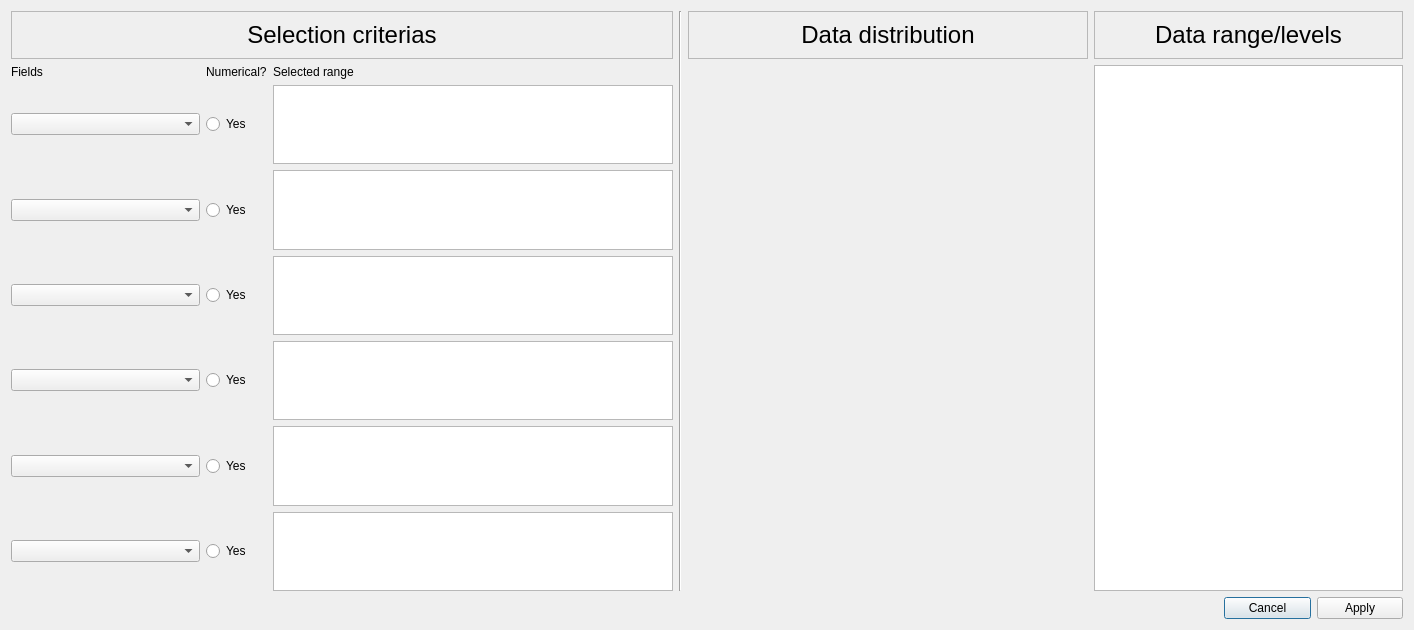
First picture: the form in AdvanceSelectiondialog.ui, repository WilsonImmunologyLab/VGenes, before the edit.
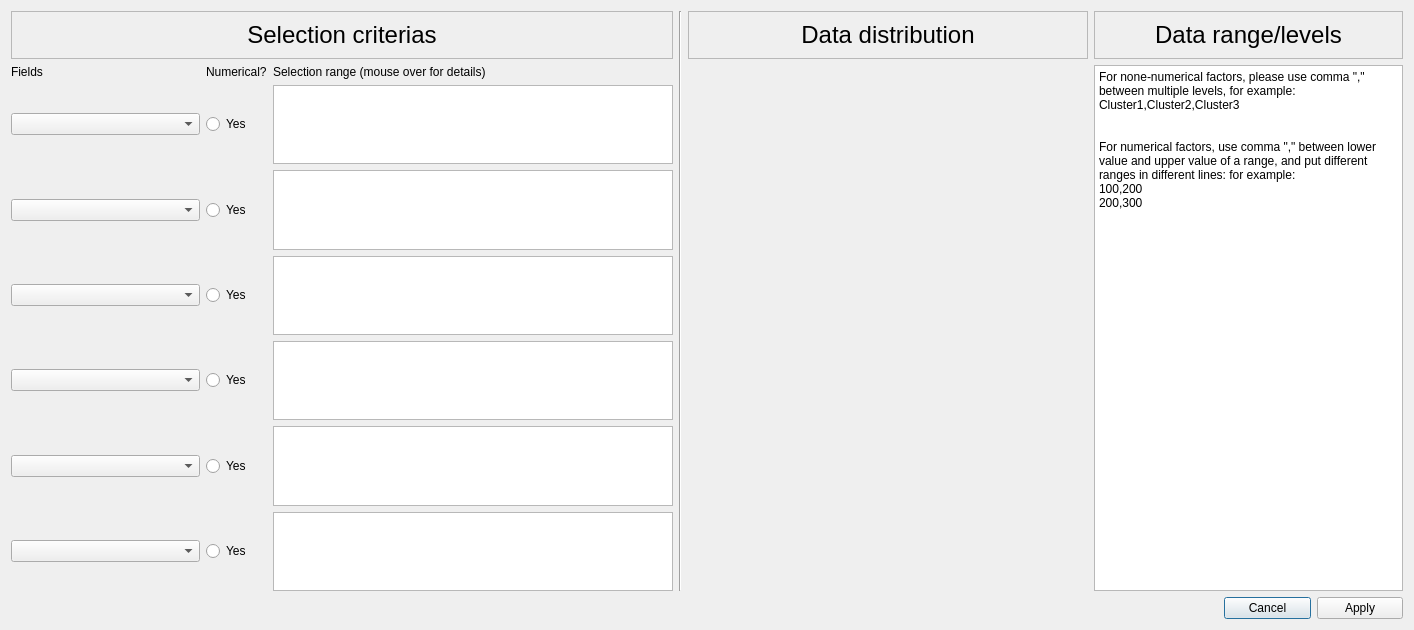
Second picture: the form after the edit.

Commit message: Fix a crash BUG in advance search, and add some tips

The edit to the form file:
```diff
--- a/AdvanceSelectiondialog.ui
+++ b/AdvanceSelectiondialog.ui
@@ -45,7 +45,7 @@
      <item row="0" column="2">
       <widget class="QLabel" name="label_6">
        <property name="text">
-        <string>Selected range</string>
+        <string>Selection range (mouse over for details)</string>
        </property>
       </widget>
      </item>
@@ -402,7 +402,17 @@
     </widget>
    </item>
    <item row="1" column="3" colspan="3">
-    <widget class="QPlainTextEdit" name="plainTextEditRange"/>
+    <widget class="QPlainTextEdit" name="plainTextEditRange">
+     <property name="plainText">
+      <string>For none-numerical factors, please use comma &quot;,&quot; between multiple levels, for example: 
+Cluster1,Cluster2,Cluster3
+
+
+For numerical factors, use comma &quot;,&quot; between lower value and upper value of a range, and put different ranges in different lines: for example:
+100,200
+200,300</string>
+     </property>
+    </widget>
    </item>
    <item row="0" column="1" rowspan="2">
     <widget class="Line" name="line">
```
Left out of the diff: 5 changed lines with no effect on the pictures. The commit also changes 2 other files.
